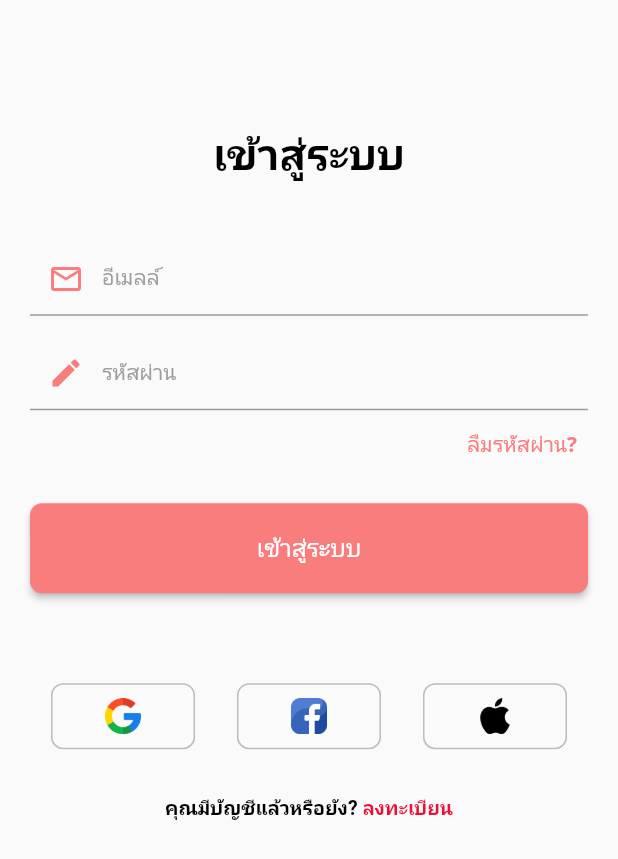
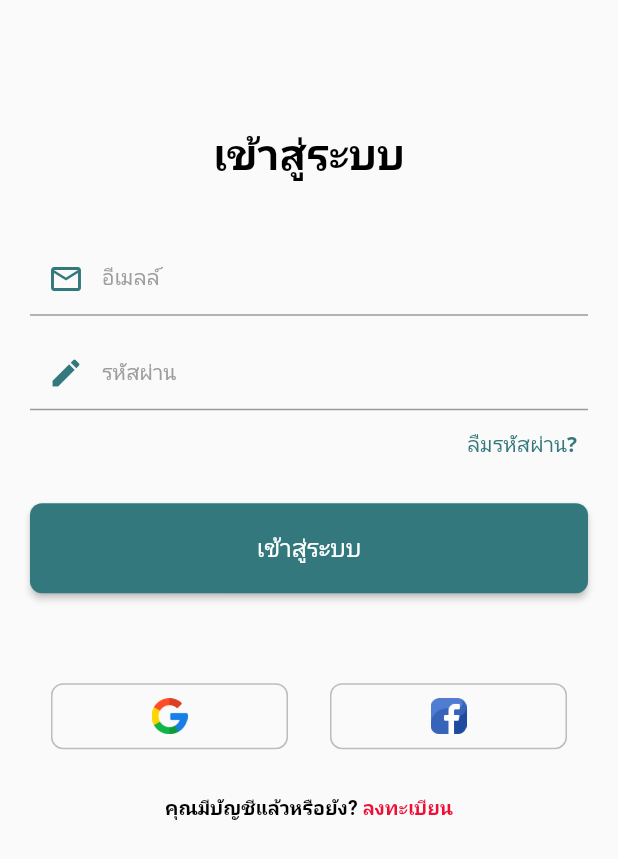
Before and after one commit to suprakron/pillreminder, a Flutter app: the screen it shows after launch, on a phone screen of 412 x 824 dp. Shown: the top 859 px of the screen. Run offline on Flutter 3.47's test engine with Material 2 defaults, Android fonts, the phone set to English and light mode, and no system bars.

Commit message:
[login-register]

```diff
--- a/lib/page/login_ui_page.dart
+++ b/lib/page/login_ui_page.dart
@@ -43,7 +43,7 @@ class LoginUiPage extends StatelessWidget {
                     hintStyle: TextStyle(color: Colors.grey, fontSize: 14),
                     prefixIcon: Icon(
                       Icons.email_outlined,
-                      color: Color(0xfff97d7d),
+                      color: Color.fromARGB(255, 50,120 , 124),
                     )),
               ),
               const SizedBox(
@@ -55,7 +55,7 @@ class LoginUiPage extends StatelessWidget {
                     hintStyle: TextStyle(color: Colors.grey, fontSize: 14),
                     prefixIcon: Icon(
                       Icons.edit,
-                      color: Color(0xfff97d7d),
+                      color: Color.fromARGB(255, 50, 120, 124),
                     )),
               ),
               Align(
@@ -66,7 +66,7 @@ class LoginUiPage extends StatelessWidget {
                   onPressed: () {},
                   child: const Text(
                     'ลืมรหัสผ่าน?',
-                    style: TextStyle(color: Color(0xfff97d7d)),
+                    style: TextStyle(color: Color.fromARGB(255, 50, 120, 124)),
                   ),
                 ),
               ),
@@ -77,7 +77,7 @@ class LoginUiPage extends StatelessWidget {
                 width: MediaQuery.of(context).size.width,
                 height: 60,
                 child: MaterialButton(
-                  color: const Color(0xfff97d7d),
+                  color: Color.fromARGB(255, 50, 120, 124),
                   shape: RoundedRectangleBorder(
                       borderRadius: BorderRadius.circular(8)),
                   child: const Text(
@@ -138,27 +138,7 @@ class LoginUiPage extends StatelessWidget {
                       ),
                     ),
                   ),
-                  Expanded(
-                    child: Card(
-                      color: Colors.transparent,
-                      elevation: 0,
-                      margin: const EdgeInsets.symmetric(horizontal: 14),
-                      shape: RoundedRectangleBorder(
-                          borderRadius: BorderRadius.circular(8),
-                          side: const BorderSide(
-                            width: 1,
-                            color: Color(0xFFBDBDBD),
-                          )),
-                      child: Padding(
-                        padding: const EdgeInsets.symmetric(vertical: 10),
-                        child: Image.asset(
-                          'assets/images/apple.png',
-                          width: 24,
-                          height: 24,
-                        ),
-                      ),
-                    ),
-                  ),
+
                 ],
               ),
               const SizedBox(
--- a/lib/page/sing_up_page.dart
+++ b/lib/page/sing_up_page.dart
@@ -44,7 +44,7 @@ class _SingUpPageState extends State<SingUpPage> {
                     prefixIcon: Icon(
                       Icons.person_outline_sharp,
                       size: 22,
-                      color: Color(0xfff97d7d),
+                      color: Color.fromARGB(255, 50, 120, 124),
                     )),
               ),
               const SizedBox(
@@ -56,7 +56,7 @@ class _SingUpPageState extends State<SingUpPage> {
                     hintStyle: TextStyle(color: Colors.grey, fontSize: 14),
                     prefixIcon: Icon(
                       Icons.email_outlined,
-                      color: Color(0xfff97d7d),
+                      color: Color.fromARGB(255, 50, 120, 124),
                     )),
               ),
               const SizedBox(
@@ -68,7 +68,7 @@ class _SingUpPageState extends State<SingUpPage> {
                     hintStyle: TextStyle(color: Colors.grey, fontSize: 14),
                     prefixIcon: Icon(
                       Icons.edit,
-                      color: Color(0xfff97d7d),
+                      color: Color.fromARGB(255, 50, 120, 124),
                     )),
               ),
               const SizedBox(
@@ -80,7 +80,7 @@ class _SingUpPageState extends State<SingUpPage> {
                     hintStyle: TextStyle(color: Colors.grey, fontSize: 14),
                     prefixIcon: Icon(
                       Icons.edit,
-                      color: Color(0xfff97d7d),
+                      color: Color.fromARGB(255, 50, 120, 124),
                     )),
               ),
               const SizedBox(
@@ -90,7 +90,7 @@ class _SingUpPageState extends State<SingUpPage> {
                 width: MediaQuery.of(context).size.width,
                 height: 60,
                 child: MaterialButton(
-                  color: const Color(0xfff97d7d),
+                  color: Color.fromARGB(255, 50, 120, 124),
                   shape: RoundedRectangleBorder(
                       borderRadius: BorderRadius.circular(8)),
                   child: const Text(
```
